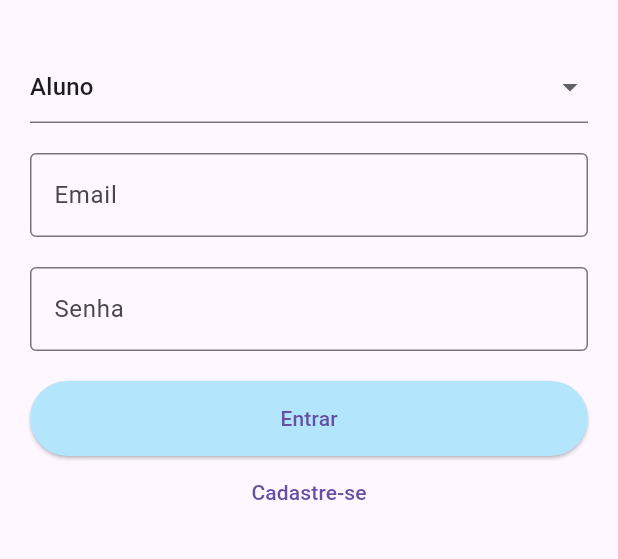
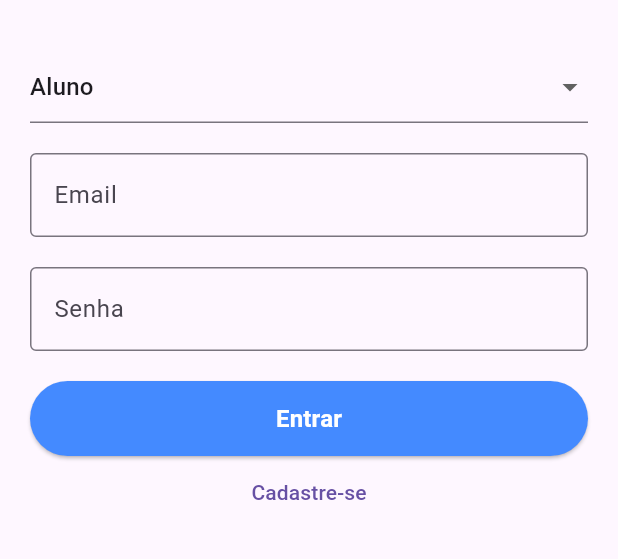
Before and after one commit to igorltsyk/estagiocontrol, a Flutter app: the screen it shows after launch, on a phone screen of 412 x 824 dp, the part 63-622 px from its top. Run offline on Flutter 3.47's test engine with Material 3 defaults, Android fonts, the phone set to English and light mode, and no system bars; our stand-ins replace firebase_auth, firebase_core, firebase_database; accounts and stored records are empty.

Commit message:
ajuste no backgorund do botao entrar da tela de login

```diff
--- a/lib/app/view/telaLogin.dart
+++ b/lib/app/view/telaLogin.dart
@@ -109,9 +109,11 @@ class _LoginScreenState extends State<LoginScreen> {
                 child: ElevatedButton(
                   onPressed: entrar,
                   style: ElevatedButton.styleFrom(
-                    backgroundColor: Colors.lightBlue.shade100,
+                    backgroundColor: Colors.blueAccent,
                   ),
-                  child: const Text("Entrar"),
+                  child: const Text("Entrar",
+                  style: TextStyle(fontSize: 16, color: Colors.white, fontWeight: FontWeight.bold),
+                  ),
                 ),
               ),
               TextButton(
```
